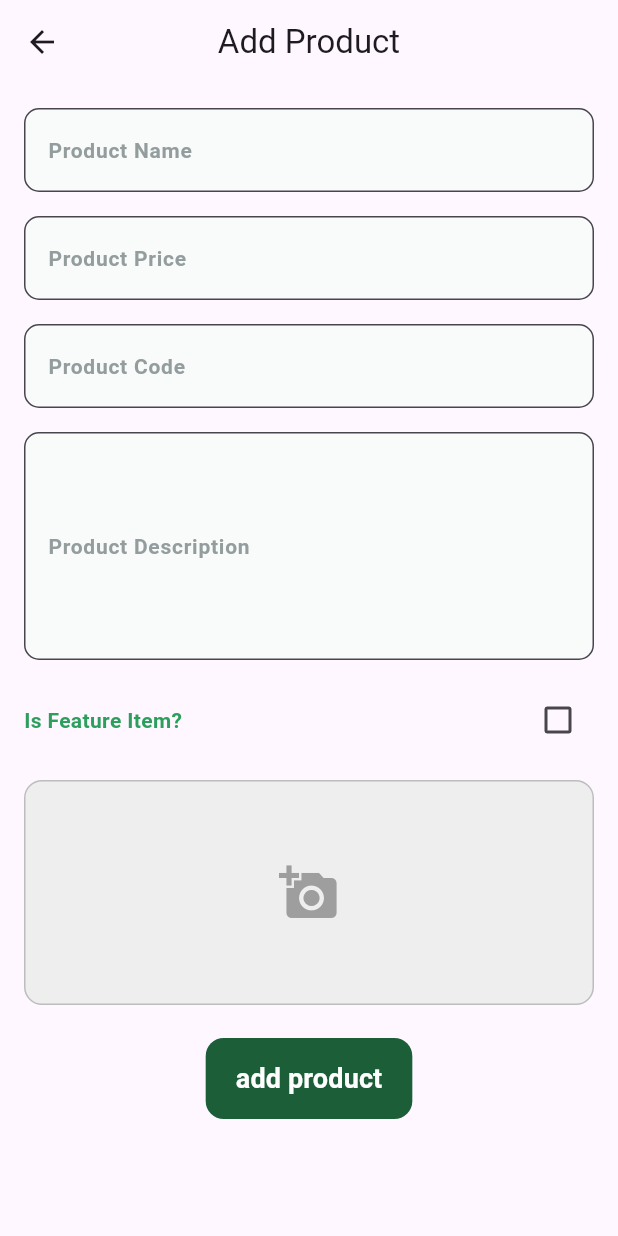
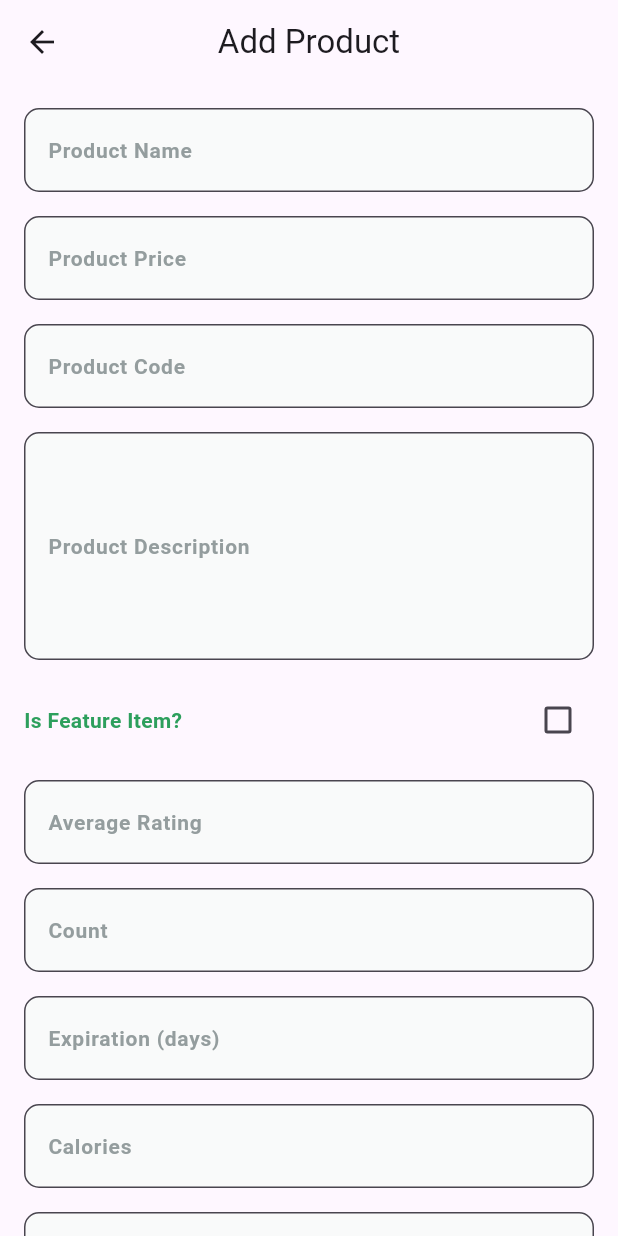
Before and after one commit to karim1430/fruit_hub-_dashboard, a Flutter app: the screen it shows after launch, after a tap on "Next", on a phone screen of 412 x 824 dp. Run offline on Flutter 3.47's test engine with Material 3 defaults, Android fonts, the phone set to English and light mode, and no system bars; our stand-ins replace bloc, cloud_firestore, dartz, firebase_core, firebase_storage, flutter_bloc and 3 more; accounts and stored records are empty; Roboto replaces fonts that are missing (Schyler); statements that could not run were skipped.

Commit message:
integrate Supabase for storage and add related dependencies; update product model and UI for new fields

```diff
--- /dev/null
+++ b/lib/core/services/supabase_sevice.dart
@@ -0,0 +1,45 @@
+import 'dart:io';
+import 'package:fruit_hub_dashboard/core/services/storage_service.dart';
+import 'package:fruit_hub_dashboard/core/utils/constant.dart';
+import 'package:path/path.dart' as b;
+import 'package:supabase_flutter/supabase_flutter.dart';
+
+class SupabaseService implements StorageService {
+  static late Supabase _supabase;
+  static Future<void> createBucket(String name) async {
+    try {
+      final buckets = await _supabase.client.storage.listBuckets();
+      final bucketAlreadyExists = buckets.any((bucket) => bucket.name == name);
+      if (!bucketAlreadyExists) {
+        await _supabase.client.storage.createBucket(name);
+      }
+    } on StorageException catch (e) {
+      if (e.statusCode == '409') {
+        return;
+      }
+      rethrow;
+    }
+  }
+
+  static initSupabase() async {
+    _supabase = await Supabase.initialize(
+      url: kUrlSupabase,
+      anonKey: kKeySupabase,
+    );
+  }
+
+  @override
+  Future<String> uplaodImage(File file, String path) async {
+    String fileName = b.basenameWithoutExtension(file.path);
+    String extensionName = b.extension(file.path);
+    final result = await _supabase.client.storage
+        .from('fruits_images')
+        .upload('$path/$fileName$extensionName', file);
+
+    final String publicUrl = _supabase.client.storage
+        .from('fruits_images')
+        .getPublicUrl('$path/$fileName$extensionName');
+
+    return publicUrl;
+  }
+}
--- a/lib/core/utils/constant.dart
+++ b/lib/core/utils/constant.dart
@@ -2,3 +2,6 @@ import 'package:flutter/material.dart';
 
 const kPrimaryColor = Color(0xff1B5E37);
 const kLightPrimaryColor = Color(0xff2D9F5D);
+const kUrlSupabase = 'https://ozszepvdiugbctvzwwbz.supabase.co';
+const kKeySupabase =
+    'eyJhbGciOiJIUzI1NiIsInR5cCI6IkpXVCJ9.eyJpc3MiOiJzdXBhYmFzZSIsInJlZiI6Im96c3plcHZkaXVnYmN0dnp3d2J6Iiwicm9sZSI6InNlcnZpY2Vfcm9sZSIsImlhdCI6MTc1ODgxMDE3NywiZXhwIjoyMDc0Mzg2MTc3fQ.hO_eFpxyDJs9Cj9zMkAg7XfMga-5YTPKQ1umajYPuhg';
--- a/lib/core/utils/setup_get_it.dart
+++ b/lib/core/utils/setup_get_it.dart
@@ -6,11 +6,12 @@ import 'package:fruit_hub_dashboard/core/services/file_storage.dart';
 import 'package:fruit_hub_dashboard/core/services/firebase_services.dart';
 import 'package:fruit_hub_dashboard/core/services/firestore_services.dart';
 import 'package:fruit_hub_dashboard/core/services/storage_service.dart';
+import 'package:fruit_hub_dashboard/core/services/supabase_sevice.dart';
 import 'package:get_it/get_it.dart';
 
 final getIt = GetIt.instance;
 void setupGetIt() {
-  getIt.registerSingleton<StorageService>(FileStorage());
+  getIt.registerSingleton<StorageService>(SupabaseService());
   getIt.registerSingleton<FirebaseServices>(FirestoreServices());
   getIt.registerSingleton<AddImageRepo>(
     AddImageRepoImpl(getIt.get<StorageService>()),
--- a/lib/feature/add_product/data/models/add_product_model.dart
+++ b/lib/feature/add_product/data/models/add_product_model.dart
@@ -45,6 +45,7 @@ class AddProductModel {
       price: addProductInputEntity.price,
       imageFile: addProductInputEntity.imageFile,
       isFeature: addProductInputEntity.isFeature,
+      imageUrl: addProductInputEntity.imageUrl,
       avgRatting: addProductInputEntity.avgRatting,
       count: addProductInputEntity.count,
       expiration: addProductInputEntity.expiration,
@@ -62,7 +63,8 @@ class AddProductModel {
       'code': code,
       'description': description,
       'price': price,
-      'imageFile': imageFile,
+      // Store only the image URL in Firestore, not the File instance
+      'imageUrl': imageUrl,
       'isFeature': isFeature,
       'avgRatting': avgRatting,
       'count': count,
--- a/lib/feature/add_product/presentation/views/widgets/add_product_view_body.dart
+++ b/lib/feature/add_product/presentation/views/widgets/add_product_view_body.dart
@@ -25,7 +25,7 @@ class _AddProductViewBodyState extends State<AddProductViewBody> {
   late num price;
   File? imageFile;
   bool isFeature = false;
-  late num avgRatting;
+  num avgRatting = 0;
   late num count;
   late num expiration;
   bool? isOrganic;
@@ -52,6 +52,7 @@ class _AddProductViewBodyState extends State<AddProductViewBody> {
                 SizedBox(height: 16),
                 CustomTextFormField(
                   labelText: 'Product Price',
+                  keyboardType: TextInputType.number,
                   onSaved: (value) {
                     price = num.parse(value!);
                   },
@@ -72,7 +73,56 @@ class _AddProductViewBodyState extends State<AddProductViewBody> {
                   },
                 ),
                 SizedBox(height: 16),
-                ConditionAndControls(),
+                ConditionAndControls(
+                  onCheckChanged: (value) {
+                    isFeature = value;
+                  },
+                ),
+                SizedBox(height: 16),
+                CustomTextFormField(
+                  labelText: 'Average Rating',
+                  keyboardType: TextInputType.number,
+
+                  onSaved: (value) {
+                    avgRatting = num.parse(value!);
+                  },
+                ),
+                SizedBox(height: 16),
+                CustomTextFormField(
+                  labelText: 'Count',
+                  keyboardType: TextInputType.number,
+
+                  onSaved: (value) {
+                    count = num.parse(value!);
+                  },
+                ),
+                SizedBox(height: 16),
+                CustomTextFormField(
+                  labelText: 'Expiration (days)',
+                  keyboardType: TextInputType.number,
+
+                  onSaved: (value) {
+                    expiration = num.parse(value!);
+                  },
+                ),
+                SizedBox(height: 16),
+                CustomTextFormField(
+                  labelText: 'Calories',
+                  keyboardType: TextInputType.number,
+
+                  onSaved: (value) {
+                    numberOfCallories = int.parse(value!);
+                  },
+                ),
+                SizedBox(height: 16),
+                CustomTextFormField(
+                  labelText: 'Unit Amount',
+                  keyboardType: TextInputType.number,
+
+                  onSaved: (value) {
+                    unitAmount = int.parse(value!);
+                  },
+                ),
                 SizedBox(height: 16),
                 ImageField(
                   onFileChange: (image) {
--- a/lib/main.dart
+++ b/lib/main.dart
@@ -2,10 +2,13 @@ import 'package:firebase_core/firebase_core.dart';
 import 'package:flutter/material.dart';
 import 'package:fruit_hub_dashboard/core/routing/app_router.dart';
 import 'package:fruit_hub_dashboard/core/routing/routes.dart';
+import 'package:fruit_hub_dashboard/core/services/supabase_sevice.dart';
 import 'package:fruit_hub_dashboard/core/utils/setup_get_it.dart';
 
 void main() async {
   WidgetsFlutterBinding.ensureInitialized();
+  await SupabaseService.initSupabase();
+  await SupabaseService.createBucket('fruits_images');
   await Firebase.initializeApp(
     options: FirebaseOptions(
       apiKey: 'AIzaSyBwh9OgAhPWX5yodtBsI1wB6BIiQkmDnqM',
--- a/pubspec.yaml
+++ b/pubspec.yaml
@@ -39,6 +39,7 @@ dependencies:
   get_it: ^8.2.0
   image_picker: ^1.2.0
   path: ^1.9.1
+  supabase_flutter: ^2.10.1
 
 dev_dependencies:
   flutter_lints: ^5.0.0
```
Also changed, not shown: pubspec.lock, 5 other files.
